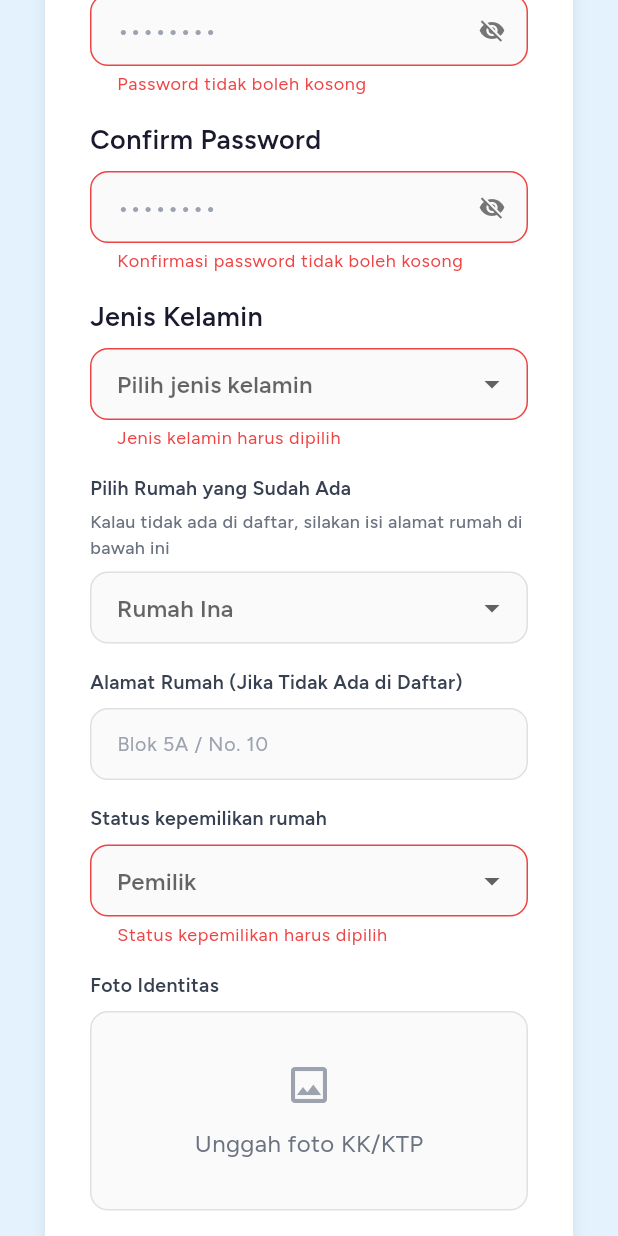
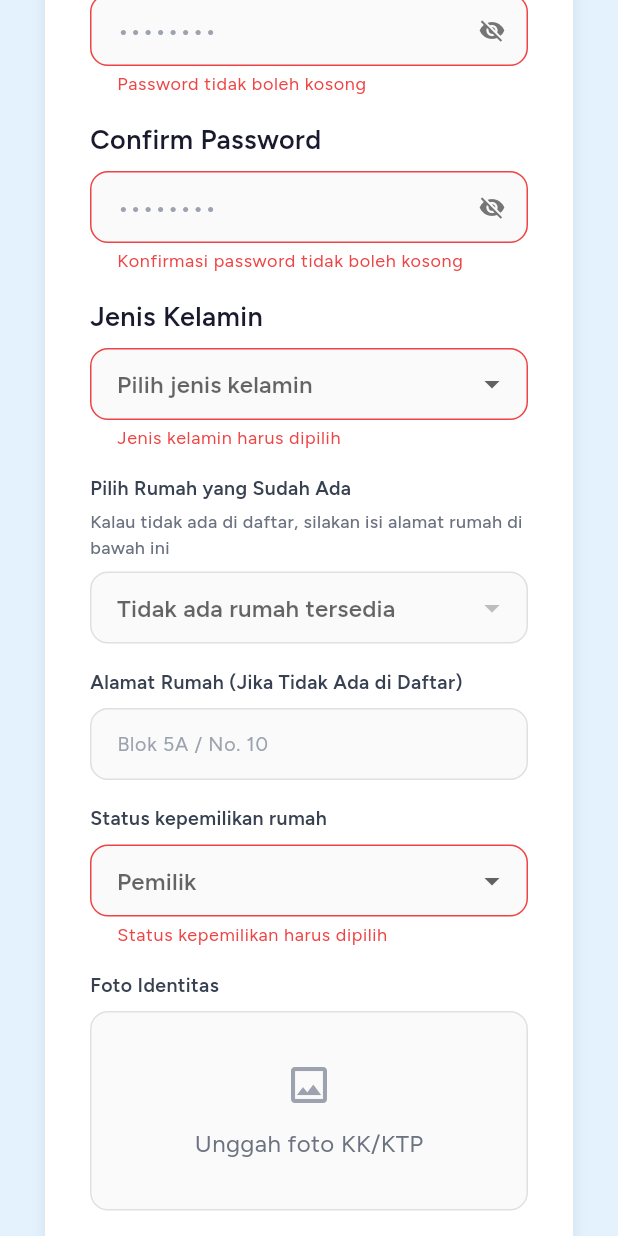
Before and after one commit to Jawara-Land/jawara-pintar-mobile, a Flutter app: the RegisterScreen screen opened by its route, scrolled down 722 dp, after a tap on "Buat Akun", on a phone screen of 412 x 824 dp. Run offline on Flutter 3.47's test engine with Material 3 defaults, Android fonts, the phone set to English and light mode, and no system bars; our stand-ins replace flutter_secure_storage, get, google_fonts, image_picker; accounts and stored records are empty; network calls fail.

Commit message:
feat(register): 👽 integrate register api

```diff
--- /dev/null
+++ b/lib/modules/features/register/constants/register_api_constant.dart
@@ -0,0 +1,6 @@
+class RegisterApiConstant {
+  RegisterApiConstant._();
+
+  static const String houses = '/api/mobile/houses';
+  static const String register = '/api/mobile/register';
+}
--- a/lib/modules/features/register/controllers/register_controller.dart
+++ b/lib/modules/features/register/controllers/register_controller.dart
@@ -1,7 +1,13 @@
+import 'dart:async';
 import 'dart:io';
 import 'package:flutter/material.dart';
 import 'package:get/get.dart';
+import 'package:http/http.dart' as http;
 import 'package:image_picker/image_picker.dart';
+import 'package:jawara_mobile/configs/routes/route.dart';
+import 'package:jawara_mobile/modules/features/register/models/house_model.dart';
+import 'package:jawara_mobile/modules/features/register/models/register_response.dart';
+import 'package:jawara_mobile/modules/features/register/repositories/register_repository.dart';
 
 class RegisterController extends GetxController {
   static RegisterController get to => Get.find();
@@ -18,15 +24,40 @@ class RegisterController extends GetxController {
   var isPassword = true.obs;
   var isConfirmPassword = true.obs;
   var selectedJenisKelamin = Rxn<String>();
-  var selectedRumah = Rxn<String>();
+  var selectedHouseId = Rxn<int>();
   var selectedStatusRumah = Rxn<String>();
 
   final ImagePicker _imagePicker = ImagePicker();
   var selectedKtpImage = Rxn<File>();
 
+  // API-driven data
+  var houses = <HouseModel>[].obs;
+  var isLoadingHouses = false.obs;
+
+  // Loading & error states
+  var isLoading = false.obs;
+  var errorMessage = ''.obs;
+
+  // UI display options
   final List<String> jenisKelaminOptions = ['Laki-laki', 'Perempuan'];
-  final List<String> rumaOptions = ['Rumah Ina', 'Rumah Dua', 'Rumah Tiga'];
-  final List<String> statusRumahOptions = ['Pemilik', 'Penghuni', 'Penyewa'];
+  final List<String> statusRumahOptions = ['Pemilik', 'Penyewa'];
+
+  // Maps UI display labels to API values
+  static const Map<String, String> _genderMap = {
+    'Laki-laki': 'male',
+    'Perempuan': 'female',
+  };
+
+  static const Map<String, String> _occupancyMap = {
+    'Pemilik': 'owner',
+    'Penyewa': 'renter',
+  };
+
+  @override
+  void onInit() {
+    super.onInit();
+    _loadHouses();
+  }
 
   @override
   void onClose() {
@@ -38,6 +69,58 @@ class RegisterController extends GetxController {
     confirmPasswordCtrl.dispose();
     alamatRumahCtrl.dispose();
     super.onClose();
+  }
+
+  Future<void> _loadHouses() async {
+    isLoadingHouses.value = true;
+    try {
+      final response = await RegisterRepository.getHouses();
+      if (response.success) {
+        houses.value = response.houses;
+      } else {
+        Get.snackbar(
+          'Peringatan',
+          'Gagal memuat daftar rumah: ${response.message}',
+          snackPosition: SnackPosition.BOTTOM,
+          backgroundColor: Colors.orange.shade700,
+          colorText: Colors.white,
+          margin: const EdgeInsets.all(16),
+          borderRadius: 12,
+        );
+      }
+    } on TimeoutException {
+      Get.snackbar(
+        'Timeout',
+        'Gagal memuat daftar rumah. Server tidak merespons.',
+        snackPosition: SnackPosition.BOTTOM,
+        backgroundColor: Colors.orange.shade700,
+        colorText: Colors.white,
+        margin: const EdgeInsets.all(16),
+        borderRadius: 12,
+      );
+    } on SocketException {
+      Get.snackbar(
+        'Koneksi Gagal',
+        'Tidak ada koneksi internet untuk memuat daftar rumah.',
+        snackPosition: SnackPosition.BOTTOM,
+        backgroundColor: Colors.red.shade600,
+        colorText: Colors.white,
+        margin: const EdgeInsets.all(16),
+        borderRadius: 12,
+      );
+    } catch (e) {
+      Get.snackbar(
+        'Error',
+        'Gagal memuat daftar rumah.',
+        snackPosition: SnackPosition.BOTTOM,
+        backgroundColor: Colors.red.shade600,
+        colorText: Colors.white,
+        margin: const EdgeInsets.all(16),
+        borderRadius: 12,
+      );
+    } finally {
+      isLoadingHouses.value = false;
+    }
   }
 
   void toggleShowPassword() {
@@ -111,13 +194,192 @@ class RegisterController extends GetxController {
     selectedKtpImage.value = null;
   }
 
-  void register() {
-    if (formKey.currentState!.validate()) {
+  Future<void> register() async {
+    if (!formKey.currentState!.validate()) return;
+
+    // Validate identity photo
+    if (selectedKtpImage.value == null) {
       Get.snackbar(
-        'Register',
-        'Registrasi berhasil untuk ${namaLengkapCtrl.text}',
+        'Foto Identitas',
+        'Silakan unggah foto identitas (KK/KTP).',
         snackPosition: SnackPosition.BOTTOM,
+        backgroundColor: Colors.orange.shade700,
+        colorText: Colors.white,
+        margin: const EdgeInsets.all(16),
+        borderRadius: 12,
+        icon: const Icon(Icons.photo_outlined, color: Colors.white),
       );
+      return;
+    }
+
+    // Validate either house selection or manual address
+    if (selectedHouseId.value == null &&
+        alamatRumahCtrl.text.trim().isEmpty) {
+      Get.snackbar(
+        'Alamat Rumah',
+        'Pilih rumah dari daftar atau isi alamat rumah.',
+        snackPosition: SnackPosition.BOTTOM,
+        backgroundColor: Colors.orange.shade700,
+        colorText: Colors.white,
+        margin: const EdgeInsets.all(16),
+        borderRadius: 12,
+        icon: const Icon(Icons.home_outlined, color: Colors.white),
+      );
+      return;
+    }
+
+    errorMessage.value = '';
+    isLoading.value = true;
+
+    try {
+      final gender = _genderMap[selectedJenisKelamin.value] ?? 'male';
+      final occupancy =
+          _occupancyMap[selectedStatusRumah.value] ?? 'owner';
+
+      final RegisterResponse response = await RegisterRepository.register(
+        name: namaLengkapCtrl.text.trim(),
+        email: emailCtrl.text.trim(),
+        nik: nikCtrl.text.trim(),
+        gender: gender,
+        phoneNumber: noTelponCtrl.text.trim(),
+        identityPhoto: selectedKtpImage.value!,
+        password: passwordCtrl.text,
+        passwordConfirmation: confirmPasswordCtrl.text,
+        tempOccupancyStatus: occupancy,
+        tempHouseId: selectedHouseId.value,
+        tempAddress: alamatRumahCtrl.text.trim().isNotEmpty
+            ? alamatRumahCtrl.text.trim()
+            : null,
+      );
+
+      if (response.success) {
+        Get.offAllNamed(Routes.loginRoute);
+
+        Get.snackbar(
+          'Registrasi Berhasil',
+          response.message.isNotEmpty
+              ? response.message
+              : 'Silakan tunggu persetujuan admin! 🎉',
+          snackPosition: SnackPosition.BOTTOM,
+          backgroundColor: Colors.green.shade600,
+          colorText: Colors.white,
+          margin: const EdgeInsets.all(16),
+          borderRadius: 12,
+          duration: const Duration(seconds: 5),
+          icon: const Icon(Icons.check_circle, color: Colors.white),
+        );
+      } else {
+        _handleRegisterError(response);
+      }
+    } on TimeoutException {
+      errorMessage.value = 'Koneksi timeout. Server tidak merespons.';
+      Get.snackbar(
+        'Timeout',
+        errorMessage.value,
+        snackPosition: SnackPosition.BOTTOM,
+        backgroundColor: Colors.orange.shade700,
+        colorText: Colors.white,
+        margin: const EdgeInsets.all(16),
+        borderRadius: 12,
+        icon: const Icon(Icons.timer_off, color: Colors.white),
+      );
+    } on SocketException {
+      errorMessage.value = 'Tidak ada koneksi internet.';
+      Get.snackbar(
+        'Koneksi Gagal',
+        errorMessage.value,
+        snackPosition: SnackPosition.BOTTOM,
+        backgroundColor: Colors.red.shade600,
+        colorText: Colors.white,
+        margin: const EdgeInsets.all(16),
+        borderRadius: 12,
+        icon: const Icon(Icons.wifi_off, color: Colors.white),
+      );
+    } on http.ClientException {
+      errorMessage.value =
+          'Gagal menghubungi server. Pastikan server berjalan.';
+      Get.snackbar(
+        'Server Error',
+        errorMessage.value,
+        snackPosition: SnackPosition.BOTTOM,
+        backgroundColor: Colors.red.shade600,
+        colorText: Colors.white,
+        margin: const EdgeInsets.all(16),
+        borderRadius: 12,
+        icon: const Icon(Icons.cloud_off, color: Colors.white),
+      );
+    } on FormatException {
+      errorMessage.value = 'Terjadi kesalahan pada server. Silakan coba lagi.';
+      Get.snackbar(
+        'Error',
+        errorMessage.value,
+        snackPosition: SnackPosition.BOTTOM,
+        backgroundColor: Colors.red.shade600,
+        colorText: Colors.white,
+        margin: const EdgeInsets.all(16),
+        borderRadius: 12,
+      );
+    } catch (e) {
+      errorMessage.value = 'Terjadi kesalahan. Silakan coba lagi.';
+      Get.snackbar(
+        'Error',
+        errorMessage.value,
+        snackPosition: SnackPosition.BOTTOM,
+        backgroundColor: Colors.red.shade600,
+        colorText: Colors.white,
+        margin: const EdgeInsets.all(16),
+        borderRadius: 12,
+      );
+    } finally {
+      isLoading.value = false;
+    }
+  }
+
+  void _handleRegisterError(RegisterResponse response) {
+    if (response.errors != null) {
+      // Collect all field errors into a single readable message
+      final errorMessages = <String>[];
+      response.errors!.forEach((field, messages) {
+        errorMessages.addAll(messages);
+      });
+
+      if (errorMessages.isNotEmpty) {
+        errorMessage.value = errorMessages.join('\n');
+      }
+    }
+
+    switch (response.statusCode) {
+      case 422:
+        errorMessage.value = response.message.isNotEmpty
+            ? response.message
+            : 'Periksa kembali data yang Anda masukkan.';
+
+        Get.snackbar(
+          'Validasi Gagal',
+          errorMessage.value,
+          snackPosition: SnackPosition.BOTTOM,
+          backgroundColor: Colors.red.shade600,
+          colorText: Colors.white,
+          margin: const EdgeInsets.all(16),
+          borderRadius: 12,
+          duration: const Duration(seconds: 5),
+          icon: const Icon(Icons.error_outline, color: Colors.white),
+        );
+        break;
+      default:
+        errorMessage.value = response.message.isNotEmpty
+            ? response.message
+            : 'Terjadi kesalahan. Silakan coba lagi.';
+
+        Get.snackbar(
+          'Error',
+          errorMessage.value,
+          snackPosition: SnackPosition.BOTTOM,
+          backgroundColor: Colors.red.shade600,
+          colorText: Colors.white,
+          margin: const EdgeInsets.all(16),
+          borderRadius: 12,
+        );
     }
   }
 }
--- /dev/null
+++ b/lib/modules/features/register/models/house_model.dart
@@ -0,0 +1,19 @@
+class HouseModel {
+  final int id;
+  final String address;
+
+  HouseModel({
+    required this.id,
+    required this.address,
+  });
+
+  factory HouseModel.fromJson(Map<String, dynamic> json) {
+    return HouseModel(
+      id: json['id'] as int,
+      address: json['address'] as String,
+    );
+  }
+
+  @override
+  String toString() => 'HouseModel(id: $id, address: $address)';
+}
--- /dev/null
+++ b/lib/modules/features/register/models/register_response.dart
@@ -0,0 +1,21 @@
+import 'package:jawara_mobile/shared/models/base_response.dart';
+
+class RegisterResponse extends BaseResponse {
+  RegisterResponse({
+    required super.success,
+    required super.message,
+    required super.statusCode,
+    super.errors,
+  });
+
+  factory RegisterResponse.fromJson(Map<String, dynamic> json) {
+    final base = BaseResponse.fromJson(json);
+
+    return RegisterResponse(
+      success: base.success,
+      message: base.message,
+      statusCode: base.statusCode,
+      errors: base.errors,
+    );
+  }
+}
--- /dev/null
+++ b/lib/modules/features/register/repositories/register_repository.dart
@@ -0,0 +1,43 @@
+import 'dart:io';
+import 'package:jawara_mobile/modules/features/register/models/houses_response.dart';
+import 'package:jawara_mobile/modules/features/register/models/register_response.dart';
+import 'package:jawara_mobile/shared/utils/services/api_service.dart';
+
+class RegisterRepository {
+  RegisterRepository._();
+
+  static Future<HousesResponse> getHouses() async {
+    final result = await ApiService.getHouses();
+    return HousesResponse.fromJson(result);
+  }
+
+  static Future<RegisterResponse> register({
+    required String name,
+    required String email,
+    required String nik,
+    required String gender,
+    required String phoneNumber,
+    required File identityPhoto,
+    required String password,
+    required String passwordConfirmation,
+    required String tempOccupancyStatus,
+    int? tempHouseId,
+    String? tempAddress,
+  }) async {
+    final result = await ApiService.register(
+      name: name,
+      email: email,
+      nik: nik,
+      gender: gender,
+      phoneNumber: phoneNumber,
+      identityPhoto: identityPhoto,
+      password: password,
+      passwordConfirmation: passwordConfirmation,
+      tempOccupancyStatus: tempOccupancyStatus,
+      tempHouseId: tempHouseId,
+      tempAddress: tempAddress,
+    );
+
+    return RegisterResponse.fromJson(result);
+  }
+}
--- a/lib/modules/features/register/view/ui/register_screen.dart
+++ b/lib/modules/features/register/view/ui/register_screen.dart
@@ -139,6 +139,9 @@ class RegisterScreen extends GetView<RegisterController> {
                               validator: (value) {
                                 if (value == null || value.isEmpty) {
                                   return 'NIK tidak boleh kosong';
+                                }
+                                if (value.length != 16) {
+                                  return 'NIK harus terdiri dari 16 digit';
                                 }
                                 return null;
                               },
@@ -363,28 +366,67 @@ class RegisterScreen extends GetView<RegisterController> {
 
                             SizedBox(height: 8),
 
-                            Obx(
-                              () => DropdownButtonFormField<String>(
-                                initialValue: controller.selectedRumah.value,
-                                items: controller.rumaOptions
+                            Obx(() {
+                              if (controller.isLoadingHouses.value) {
+                                return Container(
+                                  width: double.infinity,
+                                  padding: const EdgeInsets.symmetric(
+                                    horizontal: 14,
+                                    vertical: 16,
+                                  ),
+                                  decoration: BoxDecoration(
+                                    color: AppColor.inputFill,
+                                    borderRadius: BorderRadius.circular(12),
+                                    border: Border.all(
+                                      color: AppColor.inputBorder,
+                                    ),
+                                  ),
+                                  child: Row(
+                                    children: [
+                                      SizedBox(
+                                        width: 16,
+                                        height: 16,
+                                        child: CircularProgressIndicator(
+                                          strokeWidth: 2,
+                                          color: AppColor.primary,
+                                        ),
+                                      ),
+                                      const SizedBox(width: 12),
+                                      Text(
+                                        'Memuat daftar rumah...',
+                                        style: AppTextStyle.bodySmall.copyWith(
+                                          color: AppColor.textTertiary,
+                                        ),
+                                      ),
+                                    ],
+                                  ),
+                                );
+                              }
+
+                              return DropdownButtonFormField<int>(
+                                initialValue: controller.selectedHouseId.value,
+                                items: controller.houses
                                     .map(
-                                      (item) => DropdownMenuItem(
-                                        value: item,
+                                      (house) => DropdownMenuItem(
+                                        value: house.id,
                                         child: Text(
-                                          item,
+                                          house.address,
                                           style: AppTextStyle.bodyLarge
                                               .copyWith(
                                                 color: AppColor.textPrimary,
                                               ),
+                                          overflow: TextOverflow.ellipsis,
                                         ),
                                       ),
                                     )
                                     .toList(),
                                 onChanged: (value) {
-                                  controller.selectedRumah.value = value;
+                                  controller.selectedHouseId.value = value;
                                 },
                                 decoration: InputDecoration(
-                                  hintText: 'Rumah Ina',
+                                  hintText: controller.houses.isEmpty
+                                      ? 'Tidak ada rumah tersedia'
+                                      : 'Pilih rumah',
                                   hintStyle: AppTextStyle.inputHintSmall,
                                   fillColor: AppColor.inputFill,
                                   contentPadding: const EdgeInsets.symmetric(
@@ -392,8 +434,9 @@ class RegisterScreen extends GetView<RegisterController> {
                                     vertical: 12,
                                   ),
                                 ),
-                              ),
-                            ),
+                                isExpanded: true,
+                              );
+                            }),
 
                             SizedBox(height: 16),
 
@@ -554,20 +597,75 @@ class RegisterScreen extends GetView<RegisterController> {
 
                             SizedBox(height: 24),
 
+                            Obx(() {
+                              if (controller.errorMessage.value.isEmpty) {
+                                return const SizedBox.shrink();
+                              }
+                              return Padding(
+                                padding: const EdgeInsets.only(bottom: 16),
+                                child: Container(
+                                  width: double.infinity,
+                                  padding: const EdgeInsets.all(12),
+                                  decoration: BoxDecoration(
+                                    color: Colors.red.shade50,
+                                    borderRadius: BorderRadius.circular(8),
+                                    border: Border.all(
+                                      color: Colors.red.shade200,
+                                    ),
+                                  ),
+                                  child: Row(
+                                    crossAxisAlignment:
+                                        CrossAxisAlignment.start,
+                                    children: [
+                                      Icon(
+                                        Icons.error_outline,
+                                        color: Colors.red.shade700,
+                                        size: 20,
+                                      ),
+                                      const SizedBox(width: 8),
+                                      Expanded(
+                                        child: Text(
+                                          controller.errorMessage.value,
+                                          style: AppTextStyle.bodySmall
+                                              .copyWith(
+                                                color: Colors.red.shade700,
+                                              ),
+                                        ),
+                                      ),
+                                    ],
+                                  ),
+                                ),
+                              );
+                            }),
+
                             SizedBox(
                               width: double.infinity,
-                              child: ElevatedButton(
+                              child: Obx(
+                                () => ElevatedButton(
                                   style: ElevatedButton.styleFrom(
                                     padding: const EdgeInsets.symmetric(
                                       vertical: 14,
                                     ),
                                   ),
-                                onPressed: controller.register,
-                                child: Text(
+                                  onPressed: controller.isLoading.value
+                                      ? null
+                                      : controller.register,
+                                  child: controller.isLoading.value
+                                      ? SizedBox(
+                                          height: 20,
+                                          width: 20,
+                                          child: CircularProgressIndicator(
+                                            strokeWidth: 2,
+                                            color: AppColor.textOnPrimary,
+                                          ),
+                                        )
+                                      : Text(
                                           'Buat Akun',
-                                  style: AppTextStyle.titleMedium.copyWith(
+                                          style: AppTextStyle.titleMedium
+                                              .copyWith(
                                                 color: AppColor.textOnPrimary,
                                                 fontWeight: FontWeight.w600,
+                                              ),
                                         ),
                                 ),
                               ),
```
Also changed, not shown: lib/modules/features/register/models/houses_response.dart (added, +33 -0 lines), lib/shared/utils/services/api_service.dart (+59 -0 lines), 5 other files. Lines whose indentation alone changed are shown as unchanged.
